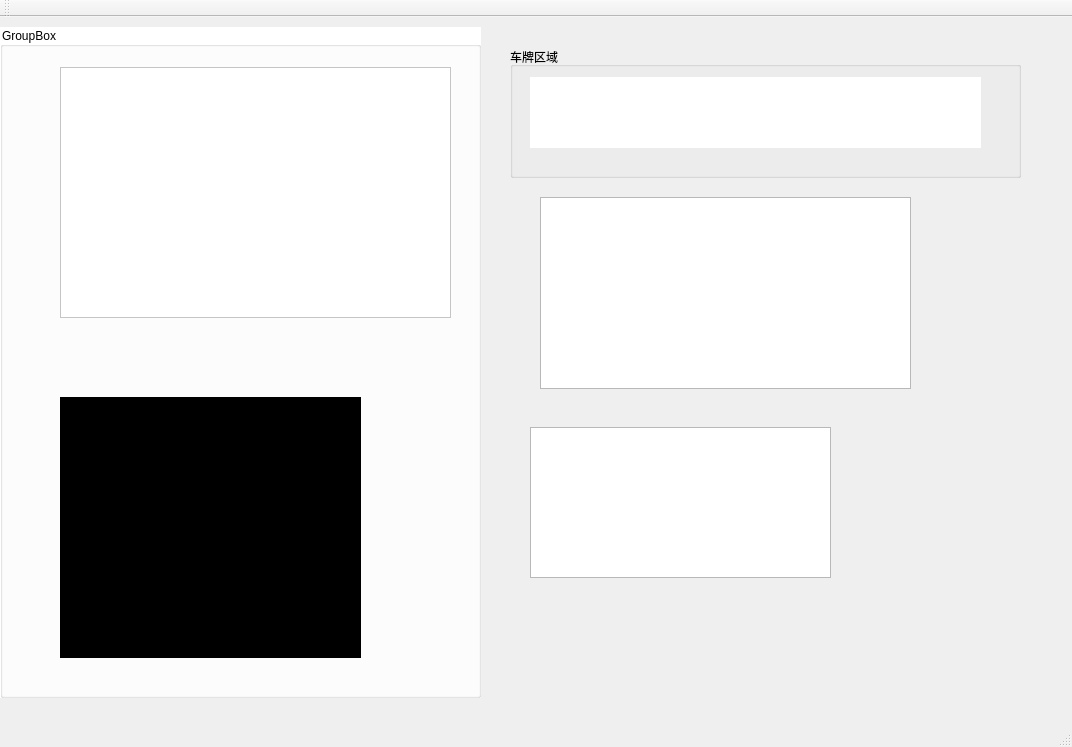
Before: the Qt Designer form EasyPR_Interface/mainWindow.ui in aa12356jm/ALPR_Dev, drawn with Qt 5.
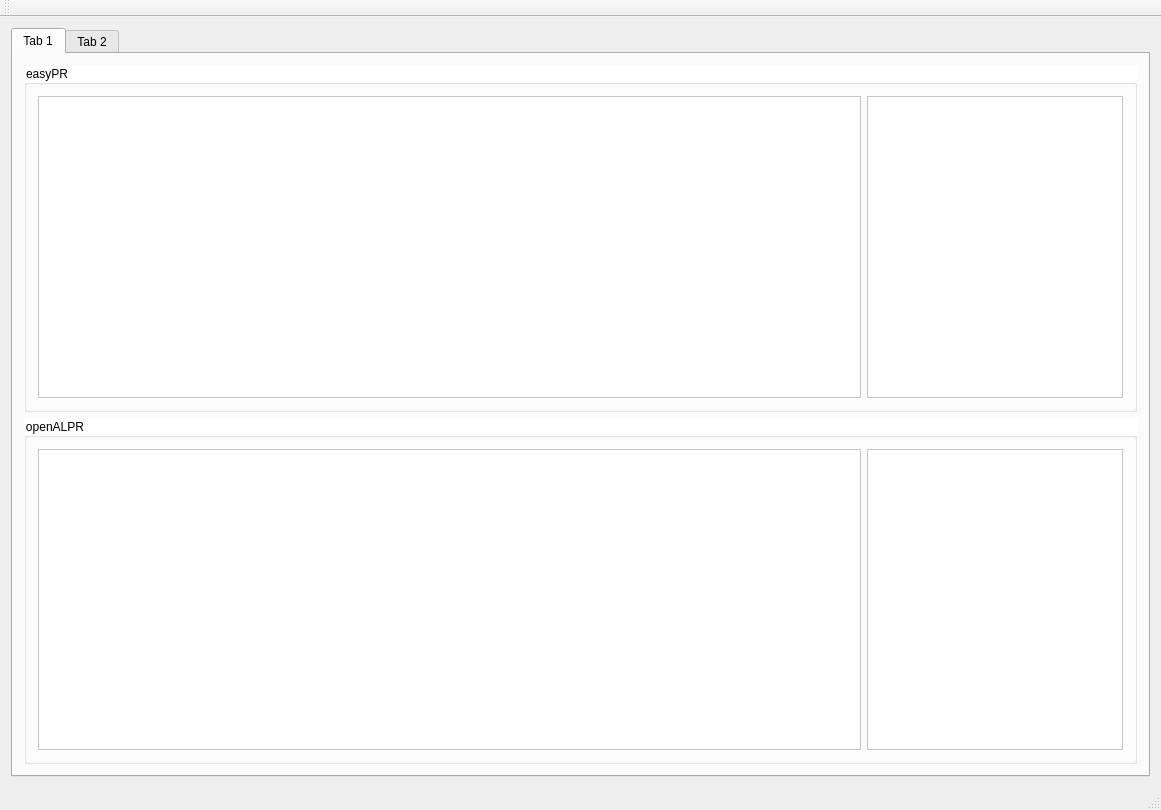
After: the same form once the commit is applied.

```diff
--- a/EasyPR_Interface/mainWindow.ui
+++ b/EasyPR_Interface/mainWindow.ui
@@ -6,19 +6,104 @@
    <rect>
     <x>0</x>
     <y>0</y>
-    <width>1072</width>
-    <height>747</height>
+    <width>1161</width>
+    <height>810</height>
    </rect>
   </property>
   <property name="windowTitle">
    <string>mainWindow</string>
   </property>
   <widget class="QWidget" name="centralWidget">
+   <layout class="QGridLayout" name="gridLayout">
+    <item row="0" column="0">
+     <widget class="QTabWidget" name="tabWidget">
+      <property name="currentIndex">
+       <number>0</number>
+      </property>
+      <widget class="QWidget" name="tab">
+       <attribute name="title">
+        <string>Tab 1</string>
+       </attribute>
+       <layout class="QGridLayout" name="gridLayout_4">
+        <item row="0" column="0">
+         <layout class="QVBoxLayout" name="verticalLayout">
+          <item>
+           <widget class="QGroupBox" name="groupBox_4">
+            <property name="sizePolicy">
+             <sizepolicy hsizetype="Preferred" vsizetype="Expanding">
+              <horstretch>0</horstretch>
+              <verstretch>0</verstretch>
+             </sizepolicy>
+            </property>
+            <property name="styleSheet">
+             <string notr="true">background-color: rgb(255, 255, 255);</string>
+            </property>
+            <property name="title">
+             <string>easyPR</string>
+            </property>
+            <layout class="QGridLayout" name="gridLayout_3">
+             <item row="0" column="0">
+              <layout class="QHBoxLayout" name="horizontalLayout_2">
+               <item>
+                <widget class="QGraphicsView" name="graphicsView_easyPR"/>
+               </item>
+               <item>
+                <widget class="QTextBrowser" name="textBrowser_easyPR">
+                 <property name="sizePolicy">
+                  <sizepolicy hsizetype="Preferred" vsizetype="Expanding">
+                   <horstretch>0</horstretch>
+                   <verstretch>0</verstretch>
+                  </sizepolicy>
+                 </property>
+                </widget>
+               </item>
+              </layout>
+             </item>
+            </layout>
+           </widget>
+          </item>
+          <item>
+           <widget class="QGroupBox" name="groupBox_2">
+            <property name="styleSheet">
+             <string notr="true">background-color: rgb(255, 255, 255);</string>
+            </property>
+            <property name="title">
+             <string>openALPR</string>
+            </property>
+            <layout class="QGridLayout" name="gridLayout_2">
+             <item row="0" column="0">
+              <layout class="QHBoxLayout" name="horizontalLayout">
+               <item>
+                <widget class="QGraphicsView" name="graphicsView_openALPR"/>
+               </item>
+               <item>
+                <widget class="QTextBrowser" name="textBrowser_openALPR">
+                 <property name="sizePolicy">
+                  <sizepolicy hsizetype="Preferred" vsizetype="Expanding">
+                   <horstretch>0</horstretch>
+                   <verstretch>0</verstretch>
+                  </sizepolicy>
+                 </property>
+                </widget>
+               </item>
+              </layout>
+             </item>
+            </layout>
+           </widget>
+          </item>
+         </layout>
+        </item>
+       </layout>
+      </widget>
+      <widget class="QWidget" name="tab_2">
+       <attribute name="title">
+        <string>Tab 2</string>
+       </attribute>
    <widget class="QGroupBox" name="groupBox">
     <property name="geometry">
      <rect>
-      <x>510</x>
-      <y>30</y>
+          <x>80</x>
+          <y>110</y>
       <width>511</width>
       <height>131</height>
      </rect>
@@ -43,74 +128,20 @@
      </property>
     </widget>
    </widget>
-   <widget class="QGroupBox" name="groupBox_4">
-    <property name="geometry">
-     <rect>
-      <x>0</x>
-      <y>10</y>
-      <width>481</width>
-      <height>671</height>
-     </rect>
-    </property>
-    <property name="sizePolicy">
-     <sizepolicy hsizetype="Preferred" vsizetype="Expanding">
-      <horstretch>0</horstretch>
-      <verstretch>0</verstretch>
-     </sizepolicy>
-    </property>
-    <property name="styleSheet">
-     <string notr="true">background-color: rgb(255, 255, 255);</string>
-    </property>
-    <property name="title">
-     <string>GroupBox</string>
-    </property>
-    <widget class="QLabel" name="label_2">
-     <property name="geometry">
-      <rect>
-       <x>60</x>
-       <y>370</y>
-       <width>301</width>
-       <height>261</height>
-      </rect>
-     </property>
-     <property name="styleSheet">
-      <string notr="true">background-color: rgb(0, 0, 0);</string>
-     </property>
-     <property name="text">
-      <string>TextLabel</string>
-     </property>
-    </widget>
-    <widget class="QGraphicsView" name="graphicsView_camera">
-     <property name="geometry">
-      <rect>
-       <x>60</x>
-       <y>40</y>
-       <width>391</width>
-       <height>251</height>
-      </rect>
-     </property>
-    </widget>
-   </widget>
    <widget class="QTableView" name="tableView_results">
     <property name="geometry">
      <rect>
-      <x>530</x>
-      <y>410</y>
-      <width>301</width>
+          <x>270</x>
+          <y>350</y>
+          <width>511</width>
       <height>151</height>
      </rect>
     </property>
    </widget>
-   <widget class="QTextBrowser" name="textBrowser">
-    <property name="geometry">
-     <rect>
-      <x>540</x>
-      <y>180</y>
-      <width>371</width>
-      <height>192</height>
-     </rect>
-    </property>
-   </widget>
+      </widget>
+     </widget>
+    </item>
+   </layout>
   </widget>
   <widget class="QMenuBar" name="menuBar">
    <property name="geometry">
```
Left out of the diff: 2 changed lines with no effect on the pictures. Lines whose indentation alone changed are shown as unchanged.
